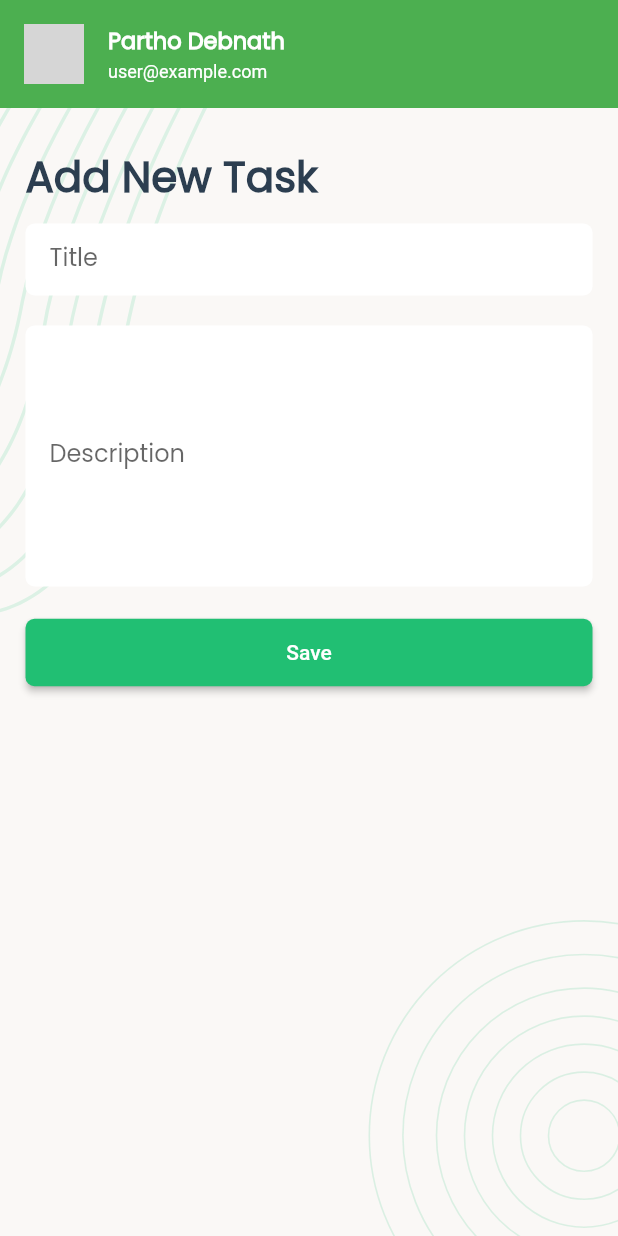
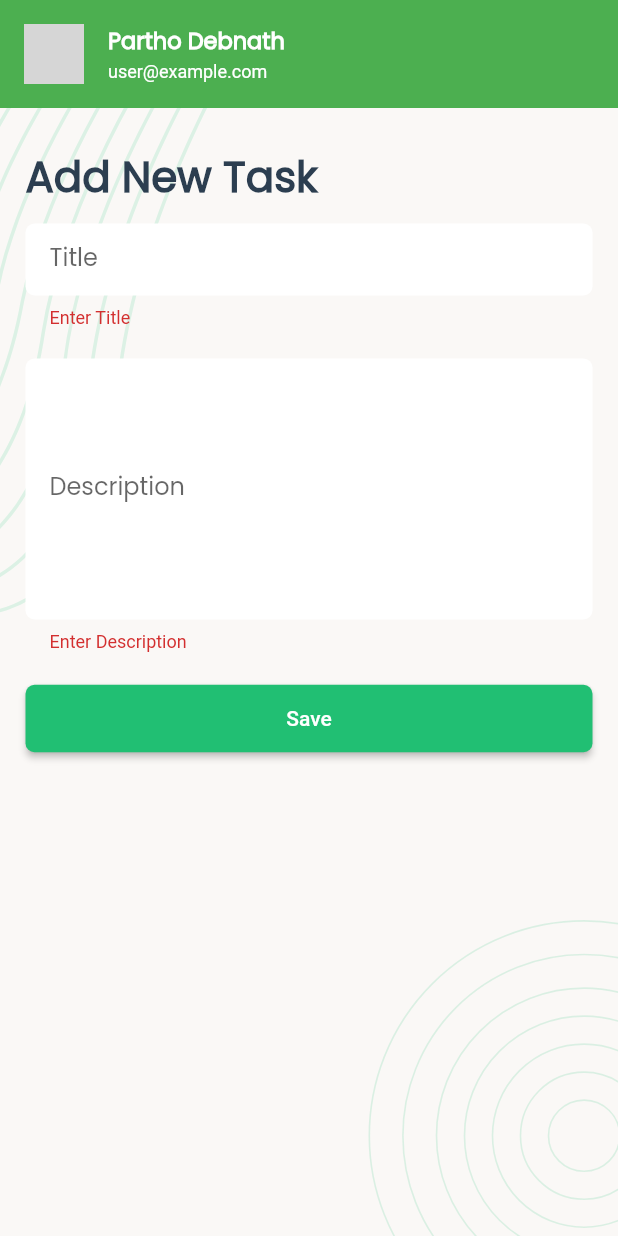
Before and after one commit to pd28CSE/task_manager_ostad, a Flutter app: the AddNewTaskScreen screen opened directly, after a tap on "Save", on a phone screen of 412 x 824 dp. Run offline on Flutter 3.47's test engine with Material 2 defaults, Android fonts, the phone set to English and light mode, and no system bars; our stand-ins replace flutter_svg, fluttertoast, font_awesome_flutter, image_picker, pin_code_fields, shared_preferences; accounts and stored records are empty; network calls fail; grey boxes are pictures that could not be loaded.

Commit message:
Add New Task API integation has been added and set Global State in app.dart

```diff
--- a/lib/app.dart
+++ b/lib/app.dart
@@ -2,12 +2,19 @@ import 'package:flutter/material.dart';
 
 import './ui/screens/auth_screens/splash_screen.dart';
 
-class TaskManager extends StatelessWidget {
+class TaskManager extends StatefulWidget {
+  static GlobalKey<ScaffoldState> globalKey = GlobalKey<ScaffoldState>();
   const TaskManager({super.key});
 
   @override
+  State<TaskManager> createState() => _TaskManagerState();
+}
+
+class _TaskManagerState extends State<TaskManager> {
+  @override
   Widget build(BuildContext context) {
     return MaterialApp(
+      key: TaskManager.globalKey,
       debugShowCheckedModeBanner: false,
       title: 'Task Manager',
       theme: ThemeData(
--- a/lib/data/utilitys/urls.dart
+++ b/lib/data/utilitys/urls.dart
@@ -4,4 +4,5 @@ class Urls {
   static const String _baseUrl = "https://task.teamrabbil.com/api/v1";
   static const String registration = '$_baseUrl/registration';
   static const String login = '$_baseUrl/login';
+  static const String createTask = '$_baseUrl/createTask';
 }
--- a/lib/ui/screens/task_screens/add_new_task_screen.dart
+++ b/lib/ui/screens/task_screens/add_new_task_screen.dart
@@ -1,5 +1,9 @@
 import 'package:flutter/material.dart';
 
+import '../../../data/models/network_response.dart';
+import '../../../data/services/network_caller.dart';
+import '../../../data/utilitys/urls.dart';
+import '../../utilitys/toast_message.dart';
 import '../../widgets/screen_background.dart';
 import '../../widgets/user_profile_banner.dart';
 
@@ -11,6 +15,27 @@ class AddNewTaskScreen extends StatefulWidget {
 }
 
 class _AddNewTaskScreenState extends State<AddNewTaskScreen> {
+  late final GlobalKey<FormState> formKey;
+  late final TextEditingController titleController;
+  late final TextEditingController descriptionController;
+  late bool taskSavingInProgress;
+
+  @override
+  void initState() {
+    formKey = GlobalKey<FormState>();
+    titleController = TextEditingController();
+    descriptionController = TextEditingController();
+    taskSavingInProgress = false;
+    super.initState();
+  }
+
+  @override
+  void dispose() {
+    titleController.dispose();
+    descriptionController.dispose();
+    super.dispose();
+  }
+
   @override
   Widget build(BuildContext context) {
     return Scaffold(
@@ -30,6 +55,8 @@ class _AddNewTaskScreenState extends State<AddNewTaskScreen> {
               Padding(
                 padding:
                     const EdgeInsets.symmetric(horizontal: 17, vertical: 25),
+                child: Form(
+                  key: formKey,
                   child: Column(
                     crossAxisAlignment: CrossAxisAlignment.start,
                     children: <Widget>[
@@ -39,24 +66,36 @@ class _AddNewTaskScreenState extends State<AddNewTaskScreen> {
                       ),
                       const SizedBox(height: 10.0),
                       TextFormField(
+                        controller: titleController,
                         decoration: const InputDecoration(labelText: 'Title'),
                         keyboardType: TextInputType.text,
                         textInputAction: TextInputAction.next,
+                        validator: (value) {
+                          if (value?.isEmpty ?? true) {
+                            return 'Enter Title';
+                          }
+                          return null;
+                        },
                       ),
                       const SizedBox(height: 20.0),
                       TextFormField(
+                        controller: descriptionController,
                         decoration:
                             const InputDecoration(labelText: 'Description'),
                         maxLines: 7,
                         keyboardType: TextInputType.multiline,
                         textInputAction: TextInputAction.newline,
+                        validator: (value) {
+                          if (value?.isEmpty ?? true) {
+                            return 'Enter Description';
+                          }
+                          return null;
+                        },
                       ),
                       const SizedBox(height: 20),
-                    ElevatedButton(
-                      onPressed: () {},
-                      child: const Text('Save'),
+                      buildSubmitButton(),
+                    ],
                   ),
-                  ],
                 ),
               ),
             ],
@@ -65,4 +104,57 @@ class _AddNewTaskScreenState extends State<AddNewTaskScreen> {
       ),
     );
   }
+
+  ElevatedButton buildSubmitButton() {
+    return ElevatedButton(
+      onPressed: taskSavingInProgress == true
+          ? null
+          : () {
+              if (formKey.currentState!.validate() == false) {
+                return;
+              } else {
+                saveTask();
               }
+            },
+      child: Visibility(
+        visible: taskSavingInProgress == false,
+        replacement: const CircularProgressIndicator(color: Colors.green),
+        child: const Text('Save'),
+      ),
+    );
+  }
+
+  Future<void> saveTask() async {
+    taskSavingInProgress = true;
+    if (mounted) {
+      setState(() {});
+    }
+
+    Map<String, dynamic> requestBody = {
+      'title': titleController.text.trim(),
+      'description': descriptionController.text.trim(),
+      'status': 'New',
+    };
+
+    final NetworkResponse networkResponse = await NetworkCaller().postRequest(
+      url: Urls.createTask,
+      body: requestBody,
+    );
+
+    taskSavingInProgress = false;
+    if (mounted) {
+      setState(() {});
+    }
+    if (networkResponse.isSuccess) {
+      clearForm();
+      showToastMessage('Task added successfully.', Colors.green);
+    } else {
+      showToastMessage('Task add failed!', Colors.red);
+    }
+  }
+
+  void clearForm() {
+    titleController.clear();
+    descriptionController.clear();
+  }
+}
```
Also changed, not shown: lib/data/services/network_caller.dart (+21 -7 lines). Lines whose indentation alone changed are shown as unchanged.
